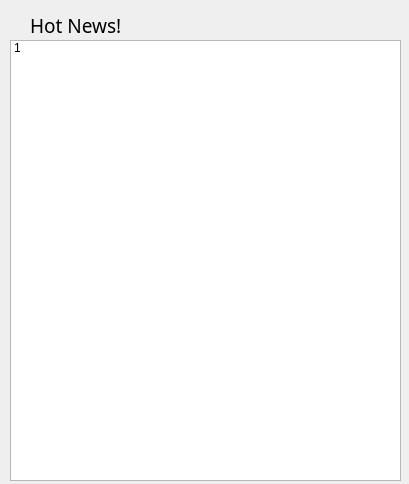
First picture: the form in VirtualStock_dir/newswidget.ui, repository Vks-Feng/Nullptr, before the edit.
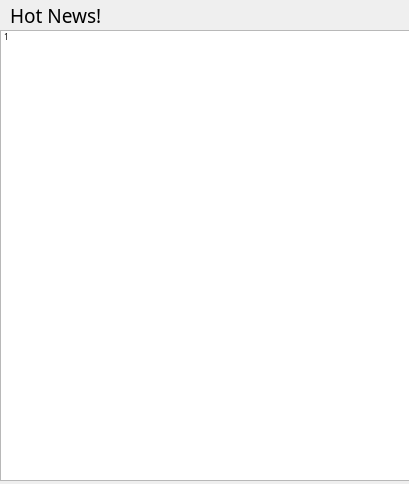
Second picture: the form after the edit.

```diff
--- a/VirtualStock_dir/newswidget.ui
+++ b/VirtualStock_dir/newswidget.ui
@@ -16,8 +16,8 @@
   <widget class="QLabel" name="NewsLable">
    <property name="geometry">
     <rect>
-     <x>30</x>
-     <y>10</y>
+     <x>10</x>
+     <y>0</y>
      <width>101</width>
      <height>31</height>
     </rect>
@@ -35,16 +35,28 @@
   <widget class="QListWidget" name="NewsList">
    <property name="geometry">
     <rect>
-     <x>10</x>
-     <y>40</y>
-     <width>391</width>
-     <height>441</height>
+     <x>0</x>
+     <y>30</y>
+     <width>411</width>
+     <height>451</height>
     </rect>
    </property>
+   <property name="font">
+    <font>
+     <family>华文楷体</family>
+     <pointsize>9</pointsize>
+    </font>
+   </property>
    <item>
     <property name="text">
      <string>1</string>
     </property>
+    <property name="font">
+     <font>
+      <family>MV Boli</family>
+      <pointsize>6</pointsize>
+     </font>
+    </property>
    </item>
   </widget>
  </widget>
```
